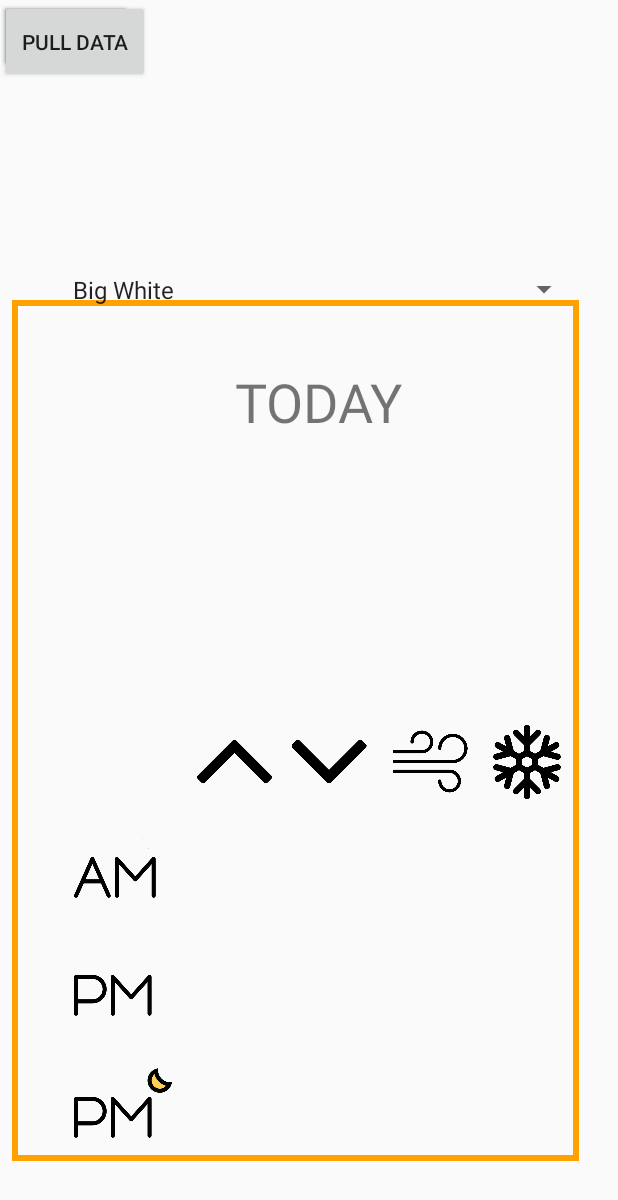
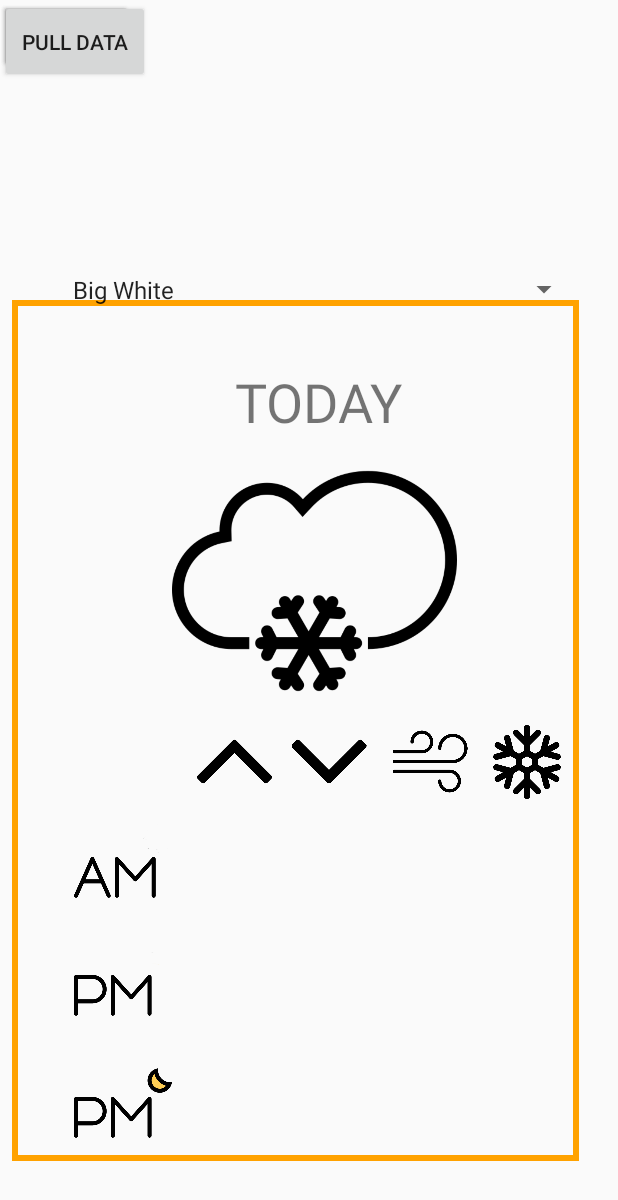
Before and after one commit to DSchriemer/Ski-Base, an Android app: the screen it shows after launch (MainActivity), on a phone screen of 412 x 824 dp. Shown: the top 1200 px of the screen. Run offline under Robolectric (Android 15) with nearby library versions, the phone set to English and light mode, and no system bars; 2 statements that could not run were skipped.

Commit message:
image view added

```diff
--- a/app/src/main/res/layout/activity_main.xml
+++ b/app/src/main/res/layout/activity_main.xml
@@ -144,22 +144,6 @@
             app:layout_constraintStart_toStartOf="parent"
             app:layout_constraintTop_toTopOf="parent"
             app:srcCompat="@drawable/th" />
-
-        <ImageView
-            android:id="@+id/imageView3"
-            android:layout_width="226dp"
-            android:layout_height="153dp"
-            android:layout_marginStart="92dp"
-            android:layout_marginLeft="92dp"
-            android:layout_marginTop="275dp"
-            android:layout_marginEnd="75dp"
-            android:layout_marginRight="75dp"
-            android:layout_marginBottom="357dp"
-            app:layout_constraintBottom_toBottomOf="parent"
-            app:layout_constraintEnd_toEndOf="parent"
-            app:layout_constraintStart_toStartOf="parent"
-            app:layout_constraintTop_toTopOf="parent"
-            tools:srcCompat="@drawable/snowing" />
 
 
         <Button
@@ -436,29 +420,38 @@
             app:layout_constraintStart_toStartOf="parent"
             app:layout_constraintTop_toTopOf="parent" />
 
-        <TabHost android:id="@+id/tabhost"
+        <TabHost
+            android:id="@+id/tabhost"
             android:layout_width="match_parent"
-            android:layout_height="match_parent" >
+            android:layout_height="match_parent">
+
             <LinearLayout
-                android:orientation="vertical"
                 android:layout_width="fill_parent"
-                android:layout_height="fill_parent">
-                <TabWidget android:id="@android:id/tabs"
+                android:layout_height="fill_parent"
+                android:orientation="vertical">
+
+                <TabWidget
+                    android:id="@android:id/tabs"
                     android:layout_width="fill_parent"
                     android:layout_height="wrap_content" />
-                <FrameLayout android:id="@android:id/tabcontent"
+
+                <FrameLayout
+                    android:id="@android:id/tabcontent"
                     android:layout_width="fill_parent"
                     android:layout_height="fill_parent">
+
                     <LinearLayout
                         android:id="@+id/tab1"
                         android:layout_width="match_parent"
                         android:layout_height="match_parent">
+
                         <Button
                             android:id="@+id/button"
                             android:layout_width="wrap_content"
                             android:layout_height="wrap_content"
                             android:text="test" />
                     </LinearLayout>
+
                     <LinearLayout
                         android:id="@+id/tab2"
                         android:layout_width="match_parent"
@@ -474,6 +467,22 @@
             </LinearLayout>
         </TabHost>
 
+        <ImageView
+            android:id="@+id/imageView"
+            android:layout_width="190dp"
+            android:layout_height="264dp"
+            android:layout_marginStart="105dp"
+            android:layout_marginLeft="105dp"
+            android:layout_marginTop="236dp"
+            android:layout_marginEnd="98dp"
+            android:layout_marginRight="98dp"
+            android:layout_marginBottom="285dp"
+            app:layout_constraintBottom_toBottomOf="parent"
+            app:layout_constraintEnd_toEndOf="parent"
+            app:layout_constraintStart_toStartOf="parent"
+            app:layout_constraintTop_toTopOf="parent"
+            app:srcCompat="@drawable/snowing" />
+
 
     </androidx.constraintlayout.widget.ConstraintLayout>
 
```
